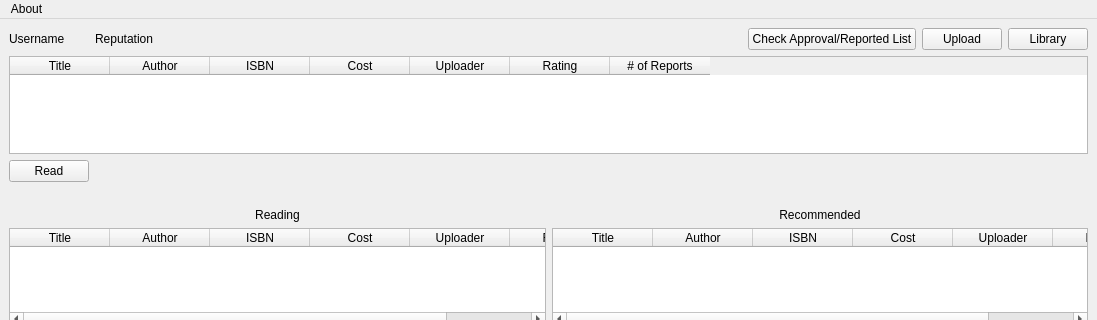
Qt form designer/Ui_MainWindowRegistered.ui (psuong/P2PBooks) before a commit; both pictures show x 0 to 1097 and y 0 to 320 of the 1097 by 730 pixel window.
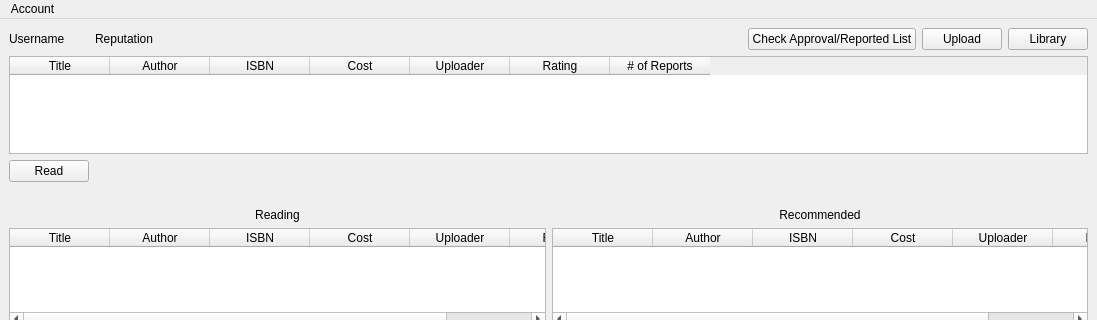
The same form after that commit.

What changed in the file:
```diff
--- a/designer/Ui_MainWindowRegistered.ui
+++ b/designer/Ui_MainWindowRegistered.ui
@@ -1147,7 +1147,7 @@
    </property>
    <widget class="QMenu" name="menuAbout">
     <property name="title">
-     <string>About</string>
+     <string>Account</string>
     </property>
    </widget>
    <addaction name="menuAbout"/>
```
Left out of the diff: 6 changed lines with no effect on the pictures.
